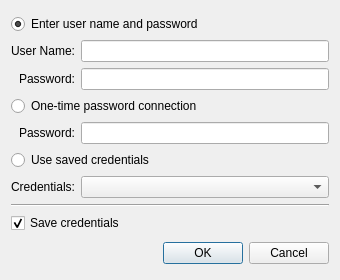
First picture: the form in source/client/desktop/authorization_dialog.ui, repository dchapyshev/aspia, before the edit.
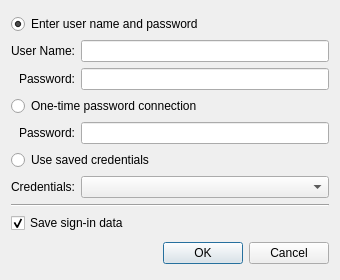
Second picture: the form after the edit. Custom widgets are drawn as their Qt base class.

What changed in the file:
```diff
--- a/source/client/desktop/authorization_dialog.ui
+++ b/source/client/desktop/authorization_dialog.ui
@@ -123,7 +123,7 @@
      <item row="8" column="0" colspan="2">
       <widget class="QCheckBox" name="checkbox_save_credentials">
        <property name="text">
-        <string>Save credentials</string>
+        <string>Save sign-in data</string>
        </property>
        <property name="checked">
         <bool>true</bool>
```
